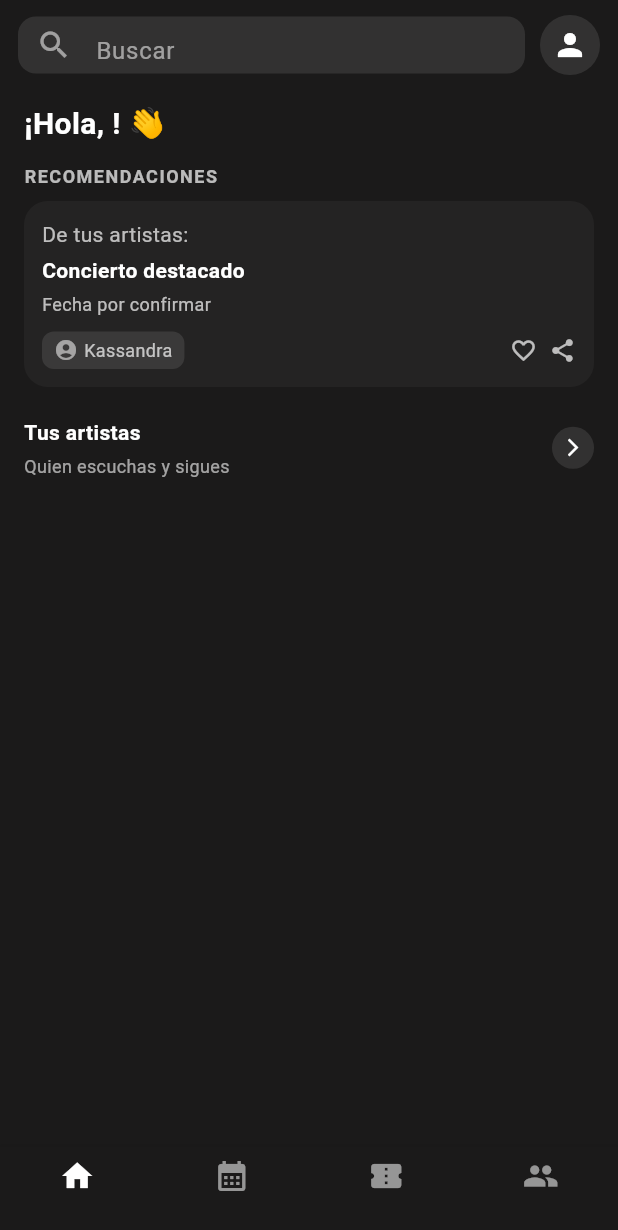
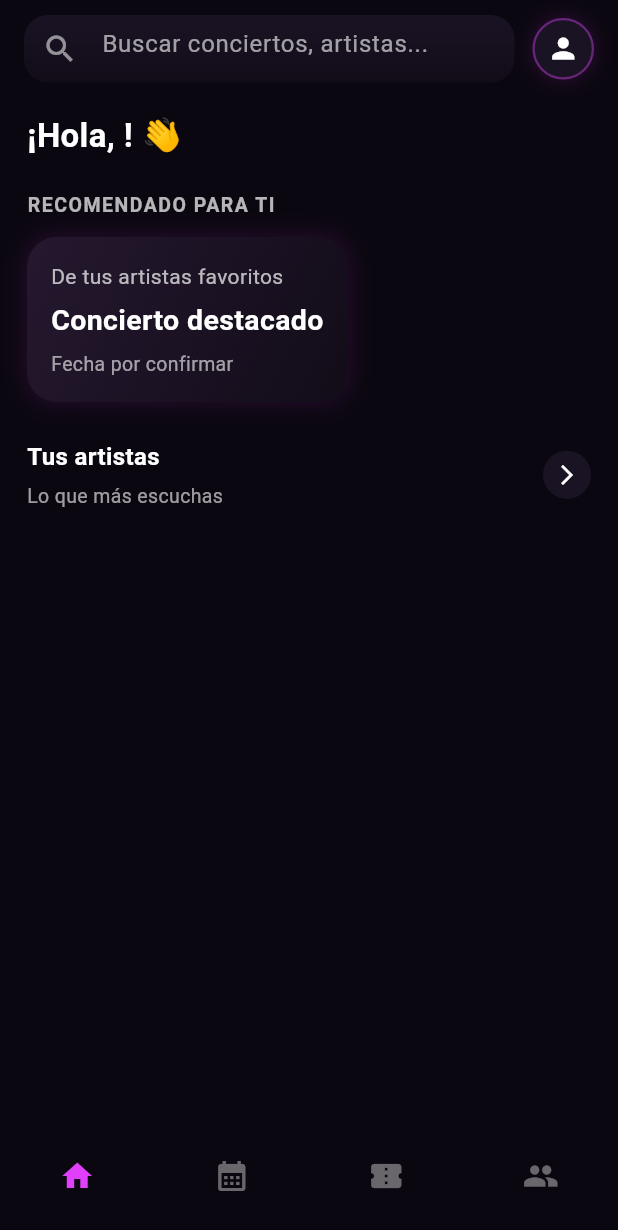
Before and after one commit to ASaez-D/VibraAPP, a Flutter app: the HomeScreen screen opened directly with empty values, on a phone screen of 412 x 824 dp. Shown: the top 1230 px of the screen. Run offline on Flutter 3.47's test engine with Material 3 defaults, Android fonts, the phone set to English and light mode, and no system bars; our stand-ins replace firebase_auth, firebase_core, google_fonts, google_sign_in, shared_preferences; missing offline and left inert: flutter_web_auth_2; accounts and stored records are empty; project files that could hold a hidden picture were left out.

Commit message:
Estetica HP y Menu ayuda

```diff
--- a/lib/screens/home_screen.dart
+++ b/lib/screens/home_screen.dart
@@ -8,10 +8,10 @@ import 'customizeProfile_screen.dart';
 import 'calendar_screen.dart';
 import 'ticket_screen.dart';
 import 'social_screen.dart';
+import 'help_screen.dart';
 
 class HomeScreen extends StatefulWidget {
   final String displayName;
-
   const HomeScreen({super.key, required this.displayName});
 
   @override
@@ -21,7 +21,6 @@ class HomeScreen extends StatefulWidget {
 class _HomeScreenState extends State<HomeScreen> {
   int _currentIndex = 0;
 
-  // Lista de tickets de ejemplo
   final List<Ticket> myTickets = [
     Ticket(
       eventName: "Concierto de Kassandra",
@@ -37,59 +36,56 @@ class _HomeScreenState extends State<HomeScreen> {
     ),
   ];
 
-  // Navegación inferior
   void _onTabTapped(int index) {
     switch (index) {
       case 1:
         Navigator.push(
-          context,
-          MaterialPageRoute(builder: (_) => const CalendarScreen()),
-        );
+            context, MaterialPageRoute(builder: (_) => CalendarScreen()));
         break;
-
       case 2:
         Navigator.push(
-          context,
-          MaterialPageRoute(builder: (_) => TickerScreen(tickets: myTickets)),
-        );
+            context, MaterialPageRoute(builder: (_) => TicketScreen(tickets: myTickets)));
         break;
-
       case 3:
         Navigator.push(
-          context,
-          MaterialPageRoute(builder: (_) => const SocialScreen()),
-        );
+            context, MaterialPageRoute(builder: (_) => SocialScreen()));
         break;
     }
 
-    setState(() {
-      _currentIndex = index;
-    });
+    setState(() => _currentIndex = index);
   }
 
   @override
   Widget build(BuildContext context) {
     return Scaffold(
-      backgroundColor: const Color(0xFF1B1A1A),
+      backgroundColor: const Color(0xFF0B0710),
+
       appBar: PreferredSize(
-        preferredSize: const Size.fromHeight(80),
+        preferredSize: const Size.fromHeight(90),
         child: SafeArea(
           child: Padding(
-            padding: const EdgeInsets.symmetric(horizontal: 12, vertical: 10),
+            padding: const EdgeInsets.symmetric(horizontal: 16, vertical: 10),
             child: Row(
               children: [
                 Expanded(
                   child: Container(
-                    height: 38,
+                    height: 45,
                     decoration: BoxDecoration(
-                      color: Colors.white10,
-                      borderRadius: BorderRadius.circular(12),
+                      borderRadius: BorderRadius.circular(16),
+                      gradient: const LinearGradient(
+                        colors: [
+                          Color(0xFF1A1324),
+                          Color(0xFF120C18)
+                        ],
+                        begin: Alignment.topCenter,
+                        end: Alignment.bottomCenter,
+                      ),
                     ),
                     child: const TextField(
                       decoration: InputDecoration(
-                        hintText: 'Buscar',
-                        hintStyle: TextStyle(color: Colors.white54),
                         prefixIcon: Icon(Icons.search, color: Colors.white54),
+                        hintText: "Buscar conciertos, artistas...",
+                        hintStyle: TextStyle(color: Colors.white60),
                         border: InputBorder.none,
                         contentPadding: EdgeInsets.only(top: 6),
                       ),
@@ -97,17 +93,30 @@ class _HomeScreenState extends State<HomeScreen> {
                     ),
                   ),
                 ),
-                const SizedBox(width: 10),
+
+                const SizedBox(width: 12),
+
                 Builder(
                   builder: (context) => GestureDetector(
                     onTap: () => Scaffold.of(context).openEndDrawer(),
                     child: Container(
-                      decoration: const BoxDecoration(
+                      decoration: BoxDecoration(
                         shape: BoxShape.circle,
-                        color: Colors.white10,
+                        border: Border.all(
+                          color: Colors.purpleAccent.withOpacity(0.4),
+                          width: 1.5,
+                        ),
+                        color: const Color(0xFF1A1324),
+                        boxShadow: [
+                          BoxShadow(
+                            color: Colors.purple.withOpacity(0.25),
+                            blurRadius: 10,
+                          )
+                        ],
                       ),
                       padding: const EdgeInsets.all(8),
-                      child: const Icon(Icons.person, color: Colors.white),
+                      child: const Icon(Icons.person,
+                          color: Colors.white, size: 22),
                     ),
                   ),
                 ),
@@ -116,82 +125,78 @@ class _HomeScreenState extends State<HomeScreen> {
           ),
         ),
       ),
+
       body: SingleChildScrollView(
-        padding: const EdgeInsets.symmetric(horizontal: 16, vertical: 8),
+        padding: const EdgeInsets.symmetric(horizontal: 18, vertical: 10),
         child: Column(
           crossAxisAlignment: CrossAxisAlignment.start,
           children: [
             Text(
-              '¡Hola, ${widget.displayName}! 👋',
+              "¡Hola, ${widget.displayName}! 👋",
               style: const TextStyle(
-                  color: Colors.white,
-                  fontSize: 20,
-                  fontWeight: FontWeight.bold),
+                color: Colors.white,
+                fontSize: 22,
+                fontWeight: FontWeight.w700,
+              ),
             ),
-            const SizedBox(height: 12),
+
+            const SizedBox(height: 20),
+
             const Text(
-              'RECOMENDACIONES',
+              "RECOMENDADO PARA TI",
               style: TextStyle(
                 color: Colors.white70,
-                fontSize: 12,
+                fontSize: 13,
                 fontWeight: FontWeight.bold,
                 letterSpacing: 1,
               ),
             ),
-            const SizedBox(height: 8),
+
+            const SizedBox(height: 12),
+
             Container(
               decoration: BoxDecoration(
-                color: const Color(0xFF242323),
-                borderRadius: BorderRadius.circular(16),
+                borderRadius: BorderRadius.circular(20),
+                gradient: const LinearGradient(
+                  colors: [
+                    Color(0xFF25182F),
+                    Color(0xFF120C18),
+                  ],
+                  begin: Alignment.topLeft,
+                  end: Alignment.bottomRight,
+                ),
+                boxShadow: [
+                  BoxShadow(
+                    color: Colors.purple.withOpacity(0.18),
+                    blurRadius: 12,
+                    spreadRadius: 1,
+                  )
+                ],
               ),
-              padding: const EdgeInsets.all(12),
+              padding: const EdgeInsets.all(16),
               child: Column(
                 crossAxisAlignment: CrossAxisAlignment.start,
-                children: [
-                  const Text('De tus artistas:',
+                children: const [
+                  Text("De tus artistas favoritos",
                       style: TextStyle(color: Colors.white70)),
-                  const SizedBox(height: 4),
-                  const Text('Concierto destacado',
-                      style: TextStyle(
-                          color: Colors.white, fontWeight: FontWeight.bold)),
-                  const SizedBox(height: 4),
-                  const Text('Fecha por confirmar',
-                      style: TextStyle(color: Colors.white70, fontSize: 12)),
-                  const SizedBox(height: 10),
-                  Row(
-                    children: [
-                      Container(
-                        padding: const EdgeInsets.symmetric(
-                            horizontal: 8, vertical: 4),
-                        decoration: BoxDecoration(
-                          color: Colors.white10,
-                          borderRadius: BorderRadius.circular(8),
-                        ),
-                        child: const Row(
-                          children: [
-                            Icon(Icons.account_circle,
-                                color: Colors.white54, size: 16),
-                            SizedBox(width: 4),
-                            Text(
-                              'Kassandra',
-                              style: TextStyle(
-                                  color: Colors.white70, fontSize: 12),
-                            ),
-                          ],
-                        ),
-                      ),
-                      const Spacer(),
-                      const Icon(Icons.favorite_border,
-                          color: Colors.white70, size: 18),
-                      const SizedBox(width: 8),
-                      const Icon(Icons.share,
-                          color: Colors.white70, size: 18),
-                    ],
+                  SizedBox(height: 6),
+                  Text(
+                    "Concierto destacado",
+                    style: TextStyle(
+                      color: Colors.white,
+                      fontWeight: FontWeight.bold,
+                      fontSize: 19,
+                    ),
                   ),
+                  SizedBox(height: 6),
+                  Text("Fecha por confirmar",
+                      style: TextStyle(color: Colors.white60, fontSize: 13)),
                 ],
               ),
             ),
-            const SizedBox(height: 20),
+
+            const SizedBox(height: 25),
+
             Row(
               mainAxisAlignment: MainAxisAlignment.spaceBetween,
               children: [
@@ -199,53 +204,59 @@ class _HomeScreenState extends State<HomeScreen> {
                   crossAxisAlignment: CrossAxisAlignment.start,
                   children: const [
                     Text(
-                      'Tus artistas',
+                      "Tus artistas",
                       style: TextStyle(
-                          color: Colors.white, fontWeight: FontWeight.bold),
+                          color: Colors.white,
+                          fontWeight: FontWeight.bold,
+                          fontSize: 16),
                     ),
-                    SizedBox(height: 4),
+                    SizedBox(height: 5),
                     Text(
-                      'Quien escuchas y sigues',
-                      style: TextStyle(color: Colors.white60, fontSize: 12),
+                      "Lo que más escuchas",
+                      style: TextStyle(color: Colors.white60, fontSize: 13),
                     ),
                   ],
                 ),
-                const CircleAvatar(
-                  radius: 14,
-                  backgroundColor: Colors.white10,
-                  child: Icon(Icons.arrow_forward_ios,
-                      color: Colors.white, size: 14),
+                Container(
+                  decoration: BoxDecoration(
+                    color: const Color(0xFF1A1324),
+                    shape: BoxShape.circle,
+                  ),
+                  padding: const EdgeInsets.all(8),
+                  child: const Icon(Icons.arrow_forward_ios,
+                      size: 16, color: Colors.white),
                 ),
               ],
             ),
-            const SizedBox(height: 80),
+
+            const SizedBox(height: 100),
           ],
         ),
       ),
+
       bottomNavigationBar: BottomNavigationBar(
-        backgroundColor: const Color(0xFF1B1A1A),
-        selectedItemColor: Colors.white,
-        unselectedItemColor: Colors.white54,
-        type: BottomNavigationBarType.fixed,
+        backgroundColor: const Color(0xFF0B0710),
+        selectedItemColor: Colors.purpleAccent,
+        unselectedItemColor: Colors.white38,
         currentIndex: _currentIndex,
         onTap: _onTabTapped,
-        items: const [
+        type: BottomNavigationBarType.fixed,
+        items: [
           BottomNavigationBarItem(icon: Icon(Icons.home), label: ''),
           BottomNavigationBarItem(icon: Icon(Icons.calendar_month), label: ''),
-          BottomNavigationBarItem(
-              icon: Icon(Icons.confirmation_num), label: ''),
+          BottomNavigationBarItem(icon: Icon(Icons.confirmation_num), label: ''),
           BottomNavigationBarItem(icon: Icon(Icons.people), label: ''),
         ],
       ),
+
       endDrawer: Drawer(
-        backgroundColor: const Color(0xFF0E0E0E),
+        backgroundColor: const Color(0xFF0A060F),
         child: SafeArea(
           child: Column(
             crossAxisAlignment: CrossAxisAlignment.start,
             children: [
               Padding(
-                padding:
-                    const EdgeInsets.symmetric(horizontal: 16, vertical: 20),
+                padding: const EdgeInsets.symmetric(horizontal: 16, vertical: 20),
                 child: Column(
                   crossAxisAlignment: CrossAxisAlignment.start,
                   children: [
@@ -253,38 +264,40 @@ class _HomeScreenState extends State<HomeScreen> {
                       widget.displayName,
                       style: const TextStyle(
                           color: Colors.white,
-                          fontSize: 20,
+                          fontSize: 21,
                           fontWeight: FontWeight.bold),
                     ),
-                    const SizedBox(height: 4),
+                    const SizedBox(height: 6),
                     GestureDetector(
                       onTap: () {
                         Navigator.push(
                           context,
                           MaterialPageRoute(
-                              builder: (_) => const CustomizeProfileScreen()),
+                              builder: (_) => CustomizeProfileScreen()),
                         );
                       },
                       child: const Text(
                         "Editar perfil",
                         style: TextStyle(
-                            color: Colors.white70, fontWeight: FontWeight.w500),
+                            color: Colors.white70,
+                            fontWeight: FontWeight.w500),
                       ),
                     ),
                   ],
                 ),
               ),
+
               const Divider(color: Colors.white24),
-              _menuItem(
-                  context, "Pagos", Icons.payment, const PaymentsScreen()),
-              _menuItem(context, "Notificaciones", Icons.notifications,
-                  const NotificationsScreen()),
-              _menuItem(context, "Privacidad", Icons.vpn_key,
-                  const PrivacityScreen()),
-              _menuItem(context, "Configuración", Icons.settings,
-                  const SettingsScreen()),
+
+              _menuItem(context, "Pagos", Icons.payment, PaymentsScreen()),
+              _menuItem(context, "Notificaciones", Icons.notifications, NotificationsScreen()),
+              _menuItem(context, "Privacidad", Icons.vpn_key, PrivacityScreen()),
+              _menuItem(context, "Configuración", Icons.settings, SettingsScreen()),
+              _menuItem(context, "Ayuda", Icons.help_outline, HelpScreen()),
+
               const Spacer(),
               const Divider(color: Colors.white24),
+
               ListTile(
                 leading: const Icon(Icons.logout, color: Colors.redAccent),
                 title: const Text(
@@ -295,9 +308,7 @@ class _HomeScreenState extends State<HomeScreen> {
                 onTap: () {
                   Navigator.of(context).pop();
                   Navigator.pushReplacement(
-                    context,
-                    MaterialPageRoute(builder: (_) => const LoginScreen()),
-                  );
+                      context, MaterialPageRoute(builder: (_) => LoginScreen()));
                 },
               ),
             ],
@@ -307,17 +318,13 @@ class _HomeScreenState extends State<HomeScreen> {
     );
   }
 
-  Widget _menuItem(
-      BuildContext context, String title, IconData icon, Widget screen) {
+  Widget _menuItem(BuildContext context, String title, IconData icon, Widget screen) {
     return ListTile(
       leading: Icon(icon, color: Colors.white70),
       title: Text(title, style: const TextStyle(color: Colors.white)),
       onTap: () {
         Navigator.of(context).pop();
-        Navigator.push(
-          context,
-          MaterialPageRoute(builder: (_) => screen),
-        );
+        Navigator.push(context, MaterialPageRoute(builder: (_) => screen));
       },
     );
   }
```
Also changed, not shown: lib/screens/calendar_screen.dart (+42 -116 lines), lib/screens/help_screen.dart (added, +145 -0 lines), lib/screens/social_screen.dart (+29 -22 lines), lib/screens/ticket_screen.dart (+12 -10 lines).
